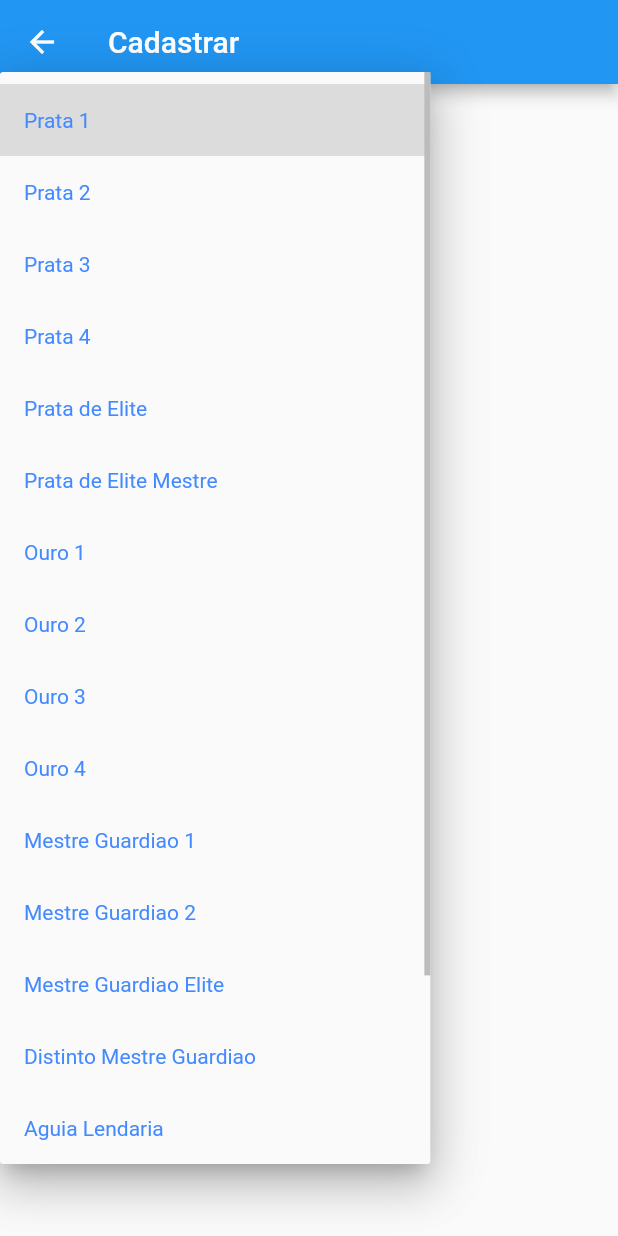
After one commit to MarcoTortelli/all_majors_v3, a Flutter app: the patenteCadastro screen opened directly, after a tap on "Prata 1", on a phone screen of 412 x 824 dp. The commit adds this screen. Run offline on Flutter 3.47's test engine with Material 2 defaults, Android fonts, the phone set to English and light mode, and no system bars; our stand-ins replace file_picker, mask_text_input_formatter; network calls fail.

Commit message:
ta quase

```diff
--- /dev/null
+++ b/lib/patente_cadastro.dart
@@ -0,0 +1,96 @@
+// ignore_for_file: prefer_const_constructors, camel_case_types, prefer_const_literals_to_create_immutables
+
+import 'dart:typed_data';
+import 'package:flutter/material.dart';
+import 'main.dart';
+import 'dart:async';
+import 'package:http/http.dart' as http;
+import 'package:file_picker/file_picker.dart';
+import 'package:flutter/services.dart';
+import 'patente_ranking.dart';
+
+class patenteCadastro extends StatefulWidget {
+  patenteCadastro({Key? key}) : super(key: key);
+
+  @override
+  State<patenteCadastro> createState() => _patenteCadastroState();
+}
+
+const List<String> patente_array = <String>[
+  'Prata 1',
+  'Prata 2',
+  'Prata 3',
+  'Prata 4',
+  'Prata de Elite',
+  'Prata de Elite Mestre',
+  'Ouro 1',
+  'Ouro 2',
+  'Ouro 3',
+  'Ouro 4',
+  'Mestre Guardiao 1',
+  'Mestre Guardiao 2',
+  'Mestre Guardiao Elite',
+  'Distinto Mestre Guardiao',
+  'Aguia Lendaria',
+  'Aguia Lendaria Mestre',
+  'Mestre Supremo de Primeira Classe',
+  'Global Elite'
+];
+
+class _patenteCadastroState extends State<patenteCadastro> {
+  var temp = Uint8List(500);
+  String dropdownValue = patente_array.first;
+  TextEditingController cnome = TextEditingController();
+  TextEditingController cpatente = TextEditingController();
+  TextEditingController csexo = TextEditingController();
+  final _formKey = GlobalKey<FormState>();
+  String radioButtonItem = 'Masculino';
+  int id = 1;
+  int checkBox = 0;
+  Future<String> addData() async {
+    var url = "http://localhost/flutter_crudest/adddata.php";
+    var request = http.MultipartRequest('POST', Uri.parse(url));
+    request.fields['nome'] = cnome.text;
+    request.fields['patente'] = cnome.text;
+    request.fields['idade'] = cnome.text;
+    request.fields['sexo'] = id == 1 ? 'M' : 'F';
+    var res = await request.send();
+    return Future.value(res.reasonPhrase);
+  }
+
+  @override
+  Widget build(BuildContext context) {
+    return Scaffold(
+      appBar: AppBar(
+        title: Text('Cadastrar'),
+      ),
+      body: Column(
+        mainAxisAlignment: MainAxisAlignment.center,
+        children: [
+          DropdownButton(
+            value: dropdownValue,
+            icon: Icon(Icons.arrow_downward),
+            iconSize: 24,
+            elevation: 16,
+            style: TextStyle(color: Colors.blueAccent),
+            underline: Container(
+              height: 2,
+              color: Colors.blue,
+            ),
+            onChanged: (newValue) {
+              setState(() {
+                dropdownValue = newValue.toString();
+              });
+            },
+            items: patente_array.map<DropdownMenuItem<String>>((String value) {
+              return DropdownMenuItem<String>(
+                value: value,
+                child: Text(value),
+              );
+            }).toList(),
+          ),
+        ],
+      ),
+    );
+  }
+}
--- a/pubspec.yaml
+++ b/pubspec.yaml
@@ -20,7 +20,7 @@ publish_to: 'none' # Remove this line if you wish to publish to pub.dev
 version: 1.0.0+1
 
 environment:
-  sdk: '>=2.18.4 <3.0.0'
+  sdk: '>=2.18.0 <3.0.0'
 
 # Dependencies specify other packages that your package needs in order to work.
 # To automatically upgrade your package dependencies to the latest versions
```
Also changed, not shown: lib/main.dart (+10 -1 lines), lib/patente_ranking.dart (+30 -2 lines), pubspec.lock, 4 other files.
